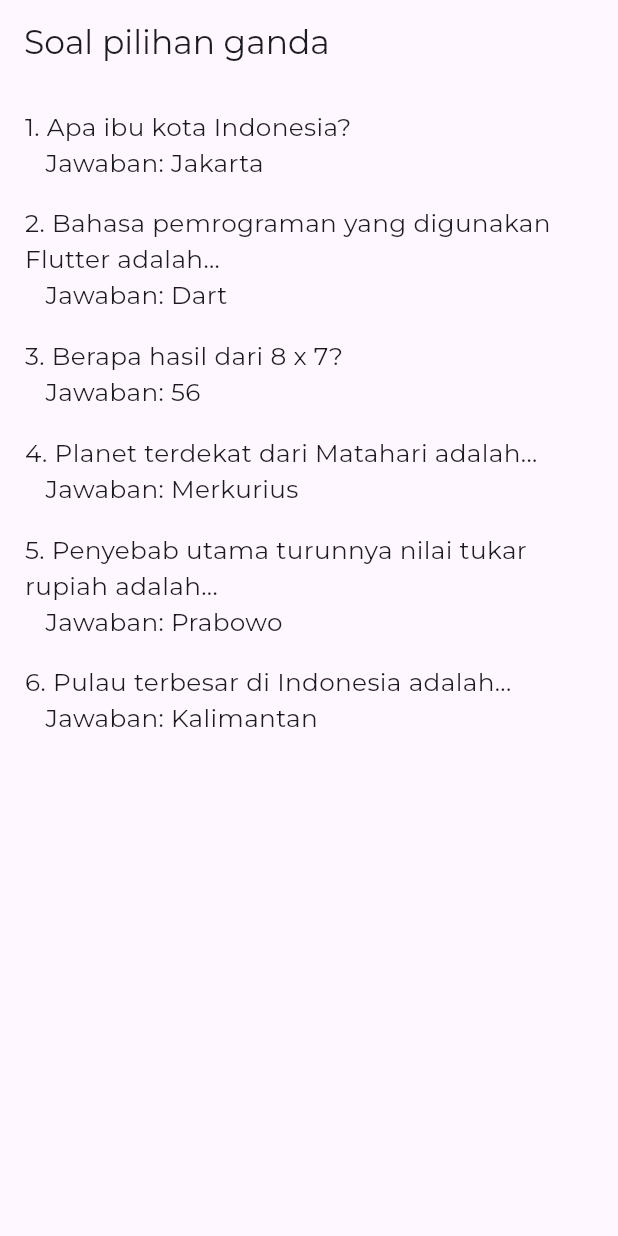
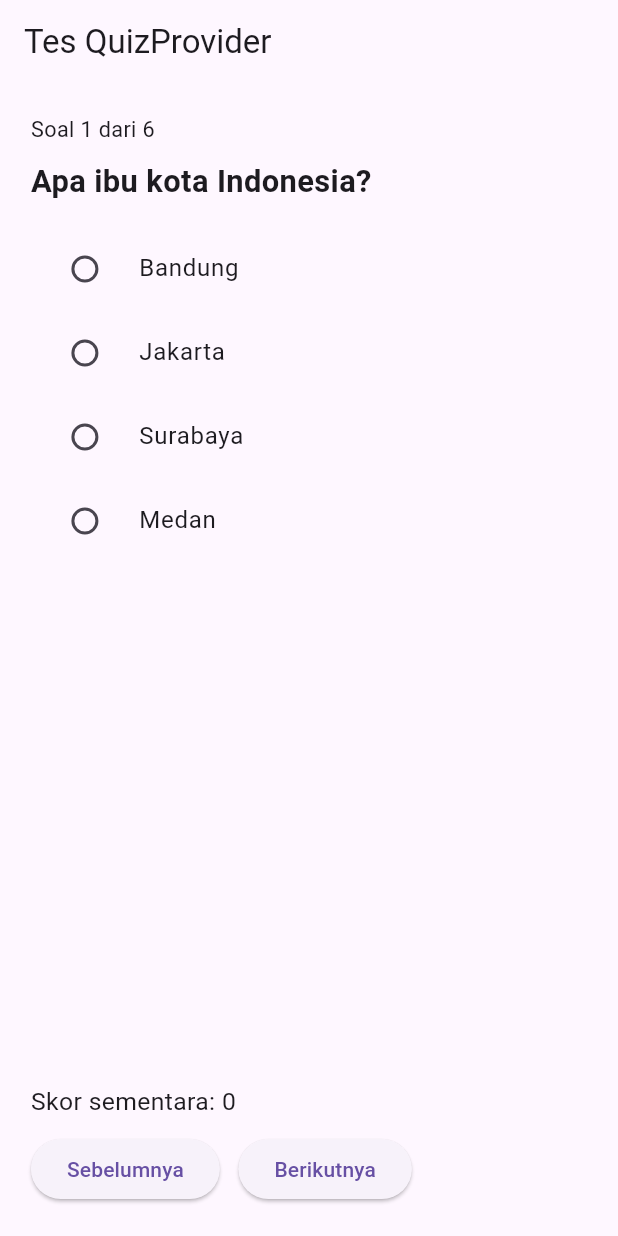
Before and after one commit to reppiw/UTSlabPMRevita, a Flutter app: the screen it shows after launch, on a phone screen of 412 x 824 dp. Run offline on Flutter 3.47's test engine with Material 3 defaults, Android fonts, the phone set to English and light mode, and no system bars; Roboto replaces fonts that are missing (Poppins).

Commit message:
add button (stateless)

```diff
--- a/lib/main.dart
+++ b/lib/main.dart
@@ -1,8 +1,16 @@
 import 'package:flutter/material.dart';
-import 'data/data_dummy.dart';
+import 'package:provider/provider.dart';
+import 'providers/quiz_provider.dart';
 import 'utils/responsive.dart';
 
-void main() => runApp(const MyApp());
+void main() {
+  runApp(
+    ChangeNotifierProvider(
+      create: (_) => QuizProvider(),
+      child: const MyApp(),
+    ),
+  );
+}
 
 class MyApp extends StatelessWidget {
   const MyApp({super.key});
@@ -11,7 +19,7 @@ class MyApp extends StatelessWidget {
   Widget build(BuildContext context) {
     return MaterialApp(
       debugShowCheckedModeBanner: false,
-      theme: ThemeData(fontFamily: 'Montserrat'),
+      theme: ThemeData(fontFamily: 'Poppins'),
       home: const TestPage(),
     );
   }
@@ -23,22 +31,60 @@ class TestPage extends StatelessWidget {
   @override
   Widget build(BuildContext context) {
     final r = Responsive(context);
+    final quiz = context.watch<QuizProvider>();
+    final q = quiz.currentQuestion;
+
     return Scaffold(
-      appBar: AppBar(title: const Text('Soal pilihan ganda')),
-      body: ListView.builder(
-        padding: EdgeInsets.all(r.w(4)),
-        itemCount: dummyQuestions.length,
-        itemBuilder: (context, i) {
-          final q = dummyQuestions[i];
-          return Padding(
-            padding: EdgeInsets.only(bottom: r.h(2)),
-            child: Text(
-              '${i + 1}. ${q.text}\n'
-              '   Jawaban: ${q.options[q.correctIndex]}',
+      appBar: AppBar(title: const Text('Tes QuizProvider')),
+      body: Padding(
+        padding: EdgeInsets.all(r.w(5)),
+        child: Column(
+          crossAxisAlignment: CrossAxisAlignment.start,
+          children: [
+            Text(
+              'Soal ${quiz.currentIndex + 1} dari ${quiz.totalQuestions}',
+              style: TextStyle(fontSize: r.sp(3.5)),
+            ),
+            SizedBox(height: r.h(1)),
+            Text(
+              q.text,
+              style: TextStyle(
+                fontSize: r.sp(5),
+                fontWeight: FontWeight.bold,
+              ),
+            ),
+            SizedBox(height: r.h(2)),
+            for (int i = 0; i < q.options.length; i++)
+              RadioListTile<int>(
+                title: Text(q.options[i]),
+                value: i,
+                groupValue: quiz.selectedAnswer,
+                onChanged: (v) =>
+                    context.read<QuizProvider>().selectAnswer(v!),
+              ),
+            const Spacer(),
+            Text(
+              'Skor sementara: ${quiz.score}',
               style: TextStyle(fontSize: r.sp(4)),
             ),
-          );
-        },
+            SizedBox(height: r.h(1)),
+            Row(
+              children: [
+                ElevatedButton(
+                  onPressed: () =>
+                      context.read<QuizProvider>().previousQuestion(),
+                  child: const Text('Sebelumnya'),
+                ),
+                SizedBox(width: r.w(3)),
+                ElevatedButton(
+                  onPressed: () =>
+                      context.read<QuizProvider>().nextQuestion(),
+                  child: const Text('Berikutnya'),
+                ),
+              ],
+            ),
+          ],
+        ),
       ),
     );
   }
--- /dev/null
+++ b/lib/providers/quiz_provider.dart
@@ -0,0 +1,81 @@
+import 'package:flutter/foundation.dart';
+import '../data/data_dummy.dart';
+import '../models/question.dart';
+
+class QuizProvider extends ChangeNotifier {
+  // ---------- STATE ----------
+  String _userName = '';
+  int _currentIndex = 0;
+
+  // Jawaban pengguna per soal. null = belum dijawab.
+  final List<int?> _answers =
+      List<int?>.filled(dummyQuestions.length, null);
+
+  // ---------- GETTER ----------
+  String get userName => _userName;
+  int get currentIndex => _currentIndex;
+  int get totalQuestions => dummyQuestions.length;
+  Question get currentQuestion => dummyQuestions[_currentIndex];
+
+  /// Jawaban yang dipilih pada soal saat ini (null jika belum menjawab).
+  int? get selectedAnswer => _answers[_currentIndex];
+
+  bool get hasAnswered => selectedAnswer != null;
+  bool get isLastQuestion => _currentIndex == totalQuestions - 1;
+
+  /// Progres 0.0 sampai 1.0 untuk progress bar.
+  double get progress => (_currentIndex + 1) / totalQuestions;
+
+  /// Skor akhir = jumlah jawaban yang benar.
+  int get score {
+    int total = 0;
+    for (int i = 0; i < dummyQuestions.length; i++) {
+      if (_answers[i] == dummyQuestions[i].correctIndex) total++;
+    }
+    return total;
+  }
+
+  /// Skor dalam skala 0 - 100.
+  int get scorePercent => ((score / totalQuestions) * 100).round();
+
+  // ---------- ACTION ----------
+  void setUserName(String name) {
+    _userName = name.trim();
+    notifyListeners();
+  }
+
+  /// Simpan jawaban untuk soal saat ini.
+  void selectAnswer(int optionIndex) {
+    _answers[_currentIndex] = optionIndex;
+    notifyListeners();
+  }
+
+  void nextQuestion() {
+    if (_currentIndex < totalQuestions - 1) {
+      _currentIndex++;
+      notifyListeners();
+    }
+  }
+
+  void previousQuestion() {
+    if (_currentIndex > 0) {
+      _currentIndex--;
+      notifyListeners();
+    }
+  }
+
+  /// Mulai ulang kuis. Nama dipertahankan agar bisa main lagi.
+  void resetQuiz() {
+    _currentIndex = 0;
+    for (int i = 0; i < _answers.length; i++) {
+      _answers[i] = null;
+    }
+    notifyListeners();
+  }
+
+  /// Reset total, termasuk nama (kembali ke halaman awal).
+  void resetAll() {
+    _userName = '';
+    resetQuiz();
+  }
+}
--- a/pubspec.yaml
+++ b/pubspec.yaml
@@ -12,8 +12,7 @@ environment:
 dependencies:
   flutter:
     sdk: flutter
-
-  cupertino_icons: ^1.0.8
+  provider: ^6.1.5+1
 
 dev_dependencies:
   flutter_test:
```
Also changed, not shown: lib/widgets/primary_button.dart (added, +62 -0 lines), pubspec.lock.
